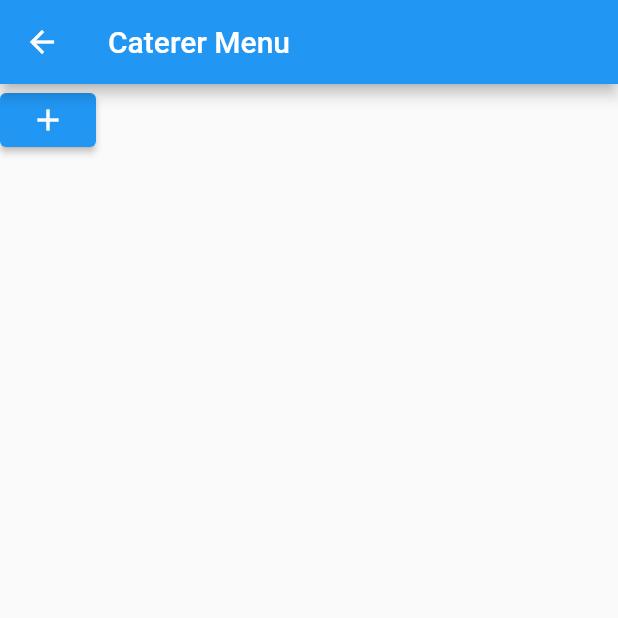
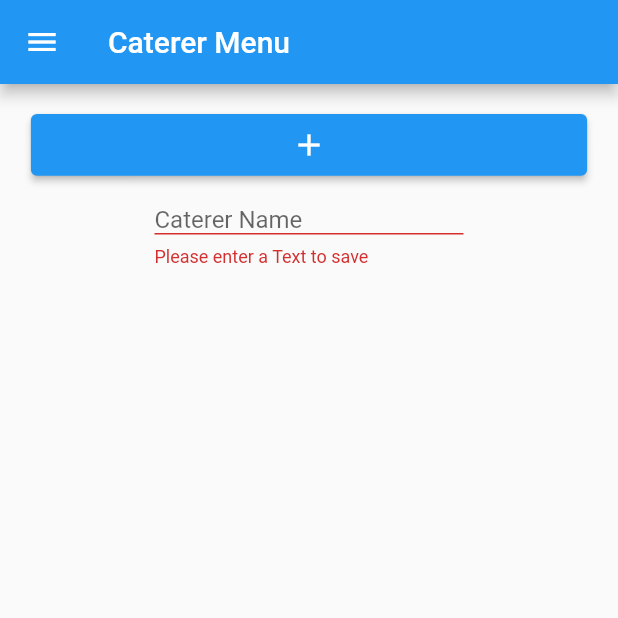
Before and after one commit to NameshDilshan/weddingplanner, a Flutter app: the CatererPage screen opened directly, after a tap on the "add" icon, on a phone screen of 412 x 824 dp, the top half of it. Run offline on Flutter 3.47's test engine with Material 2 defaults, Android fonts, the phone set to English and light mode, and no system bars; our stand-ins replace cloud_firestore, firebase_core, fluttertoast, smooth_page_indicator; accounts and stored records are empty.

Commit message:
minor changes

```diff
--- a/lib/pages/adminpages/caterer_page.dart
+++ b/lib/pages/adminpages/caterer_page.dart
@@ -1,6 +1,6 @@
+import 'package:cloud_firestore/cloud_firestore.dart';
 import 'package:flutter/material.dart';
-
-import '../admin.dart';
+import 'package:weddingplanner/pages/my_drawer.dart';
 
 class CatererPage extends StatefulWidget {
   const CatererPage({Key? key}) : super(key: key);
@@ -10,23 +10,128 @@ class CatererPage extends StatefulWidget {
 }
 
 class _CatererPageState extends State<CatererPage> {
+  var loopVar = [];
+  var caterersList = [];
+  TextEditingController textController = TextEditingController();
+  final _formKey = GlobalKey<FormState>();
+  final _loginformformKey = GlobalKey<FormState>();
+
+  @override
+  void initState() {
+    super.initState();
+    FirebaseFirestore.instance
+        .collection('caterers')
+        .snapshots()
+        .listen((snapshot) {
+      for (var element in snapshot.docs) {
+        setState(() {
+          caterersList.add(element.data()['name']);
+        });
+      }
+    });
+  }
+
   @override
   Widget build(BuildContext context) {
     return Scaffold(
       appBar: AppBar(
         title: const Text("Caterer Menu", textAlign: TextAlign.center),
       ),
-      body: ElevatedButton(
-          style: const ButtonStyle(
-            alignment: Alignment.center,
+      drawer: const MyDrawer(),
+      body: ListView(
+        children: [
+          const SizedBox(
+            height: 20.0,
           ),
-          onPressed: () { addCaterer(); },
-          child: const Icon(Icons.add),
+          Center(
+            child: SizedBox(
+              width: MediaQuery.of(context).size.width * 0.9,
+              height: MediaQuery.of(context).size.height * 0.05,
+              child: ElevatedButton(
+                style: const ButtonStyle(
+                  alignment: Alignment.center,
+                ),
+                onPressed: () {
+                  addCaterer();
+                },
+                child: const Icon(Icons.add),
+              ),
+            ),
+          ),
+          const SizedBox(
+            height: 20.0,
+          ),
+          Center(
+            child: SizedBox(
+              width: MediaQuery.of(context).size.width * 0.5,
+              height: MediaQuery.of(context).size.height * 0.05,
+              child: Form(
+                key: _formKey,
+                child: TextFormField(
+                  controller: textController,
+                  textAlign: TextAlign.center,
+                  decoration: const InputDecoration(
+                    border: UnderlineInputBorder(),
+                    labelText: 'Caterer Name',
+                  ),
+                  validator: (value) {
+                    return value == null || value.trim().isEmpty ? 'Please enter a Text to save' : null;
+                  },
+                ),
+              ),
+            ),
+          ),
+          const SizedBox(
+            height: 40.0,
+          ),
+          ListView.builder(
+              scrollDirection: Axis.vertical,
+              shrinkWrap: true,
+              itemCount: caterersList.length,
+              itemBuilder: (context, index) {
+                return Column(
+                  mainAxisAlignment: MainAxisAlignment.center,
+                  crossAxisAlignment: CrossAxisAlignment.center,
+                  children: [
+                    const SizedBox(
+                      height: 10.0,
+                    ),
+                    Center(
+                      child: SizedBox(
+                          width: MediaQuery.of(context).size.width * 0.9,
+                          height: MediaQuery.of(context).size.height * 0.05,
+                          child: TextField(
+                            key: _formKey,
+                            textAlign: TextAlign.center,
+                            decoration: InputDecoration(
+                              hintText: caterersList[index],
+                              border: const OutlineInputBorder(
+                                borderRadius: BorderRadius.all(
+                                  Radius.circular(0.0),
+                                ),
+                                borderSide: BorderSide(
+                                  color: Colors.black,
+                                  width: 1.0,
+                                ),
+                              ),
+                            ),
+                          )),
+                    ),
+                  ],
+                );
+              }),
+        ],
       ),
     );
   }
 
   addCaterer() {
-    print('add');
+    print(_formKey.currentState?.validate());
+    print(textController.text);
+    if (_formKey.currentState != null) {
+      if (_formKey.currentState!.validate()) {
+        String? email = textController.text;
+      }
+    }
   }
 }
--- /dev/null
+++ b/lib/pages/my_drawer.dart
@@ -0,0 +1,43 @@
+import 'package:flutter/material.dart';
+
+import 'adminpages/caterer_page.dart';
+
+class MyDrawer extends StatelessWidget {
+  const MyDrawer({Key? key}) : super(key: key);
+
+  @override
+  Widget build(BuildContext context) {
+      return Drawer(
+          child: ListView(
+            padding: EdgeInsets.zero,
+            children: [
+              const DrawerHeader(
+                decoration: BoxDecoration(
+                  color: Colors.deepOrange,
+                ),
+                child: Text('Admin Menu',
+                    style: TextStyle(
+                      fontSize: 30,
+                    )),
+              ),
+              ListTile(
+                leading: const Icon(Icons.fastfood),
+                title: const Text('Caterers'),
+                onTap: () {
+
+                  // Navigator.of(context).pop();
+                  Navigator.of(context).push(MaterialPageRoute(
+                      builder: (BuildContext context) => const CatererPage()));
+                },
+              ),
+              ListTile(
+                title: const Text('Item 2'),
+                onTap: () {
+                  Navigator.pop(context);
+                },
+              ),
+            ],
+          ),
+      );
+  }
+}
```
Also changed, not shown: lib/pages/admin.dart (+2 -31 lines), 1 other file.
